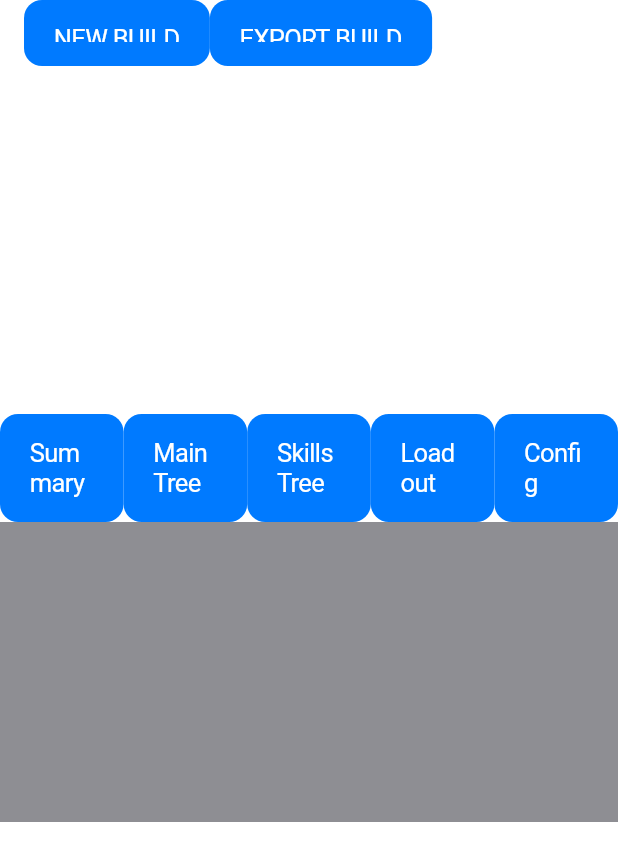
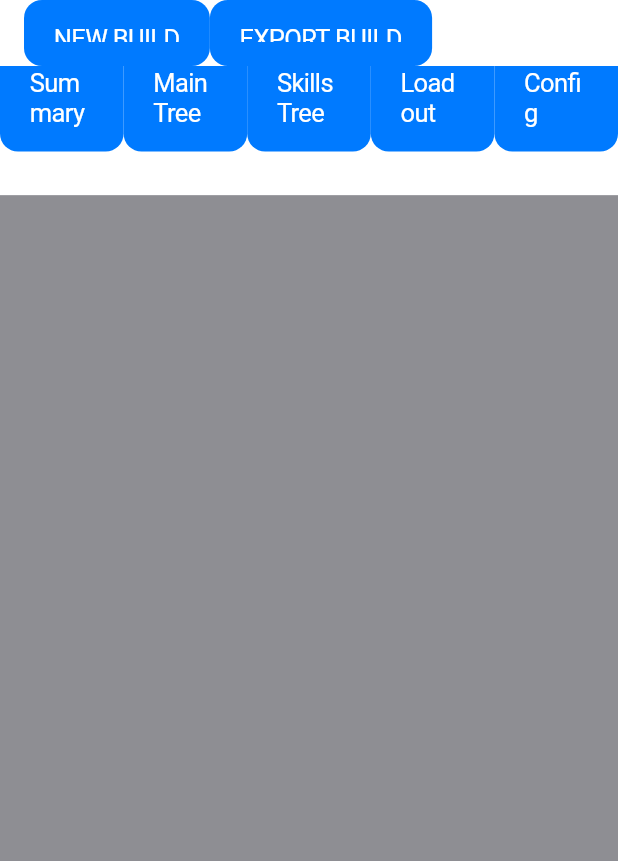
Before and after one commit to Fly-Style/LET, a Flutter app: the screen it shows after launch, on a phone screen of 412 x 824 dp. Shown: the top 861 px of the screen. Run offline on Flutter 3.47's test engine with Material 3 defaults, Android fonts, the phone set to English and light mode, and no system bars.

Commit message:
BuildPage layout improvements

```diff
--- a/lib/ui/BuildPage.dart
+++ b/lib/ui/BuildPage.dart
@@ -1,4 +1,5 @@
 import 'package:flutter/cupertino.dart';
+import 'package:flutter/material.dart';
 
 class BuildPage extends StatefulWidget {
   const BuildPage({super.key});
@@ -10,72 +11,88 @@ class BuildPage extends StatefulWidget {
 class BuildPageState extends State<BuildPage> {
   @override
   Widget build(BuildContext context) {
-    return Column(mainAxisAlignment: MainAxisAlignment.end, children: [
-      Row(
-        mainAxisAlignment: MainAxisAlignment.spaceEvenly,
-        crossAxisAlignment: CrossAxisAlignment.end,
+    return Expanded(
+        child: Column(
       children: [
+        Expanded(
+            flex: 3,
+            child:
+            Row(children: [
               Expanded(
                   flex: 1,
                   child: CupertinoButton.filled(
+                    minSize: 64,
                     onPressed: () {
                       // Handle button press
                     },
                     child: const Text(
                       'Summary',
-                  textDirection: TextDirection.ltr, // Set text direction to LTR
+                      textDirection:
+                          TextDirection.ltr, // Set text direction to LTR
                     ),
                   )),
               Expanded(
                   flex: 1,
                   child: CupertinoButton.filled(
+                    minSize: 64,
                     onPressed: () {
                       // Handle button press
                     },
                     child: const Text(
                       'Main Tree',
-                  textDirection: TextDirection.ltr, // Set text direction to LTR
+                      textDirection:
+                          TextDirection.ltr, // Set text direction to LTR
                     ),
                   )),
               Expanded(
                   flex: 1,
                   child: CupertinoButton.filled(
+                    minSize: 64,
                     onPressed: () {
                       // Handle button press
                     },
                     child: const Text(
                       'Skills Tree',
-                  textDirection: TextDirection.ltr, // Set text direction to LTR
+                      textDirection:
+                          TextDirection.ltr, // Set text direction to LTR
                     ),
                   )),
               Expanded(
                   flex: 1,
                   child: CupertinoButton.filled(
+                    minSize: 64,
                     onPressed: () {
                       // Handle button press
                     },
                     child: const Text(
                       'Loadout',
-                  textDirection: TextDirection.ltr, // Set text direction to LTR
+                      textDirection:
+                          TextDirection.ltr, // Set text direction to LTR
                     ),
                   )),
               Expanded(
                 flex: 1,
                 child: CupertinoButton.filled(
+                  minSize: 64,
                   onPressed: () {
                     // Handle button press
                   },
                   child: const Text(
                     'Config',
-                textDirection: TextDirection.ltr, // Set text direction to LTR
+                    textDirection:
+                        TextDirection.ltr, // Set text direction to LTR
                   ),
                 ),
               ),
+            ]),),
+        Expanded(
+            flex: 16,
+            child: ConstrainedBox(
+                constraints: const BoxConstraints(minHeight: 1000),
+                child: Container(color: CupertinoColors.systemGrey)
+            )
+        )
       ],
-      ),
-      ConstrainedBox(
-          constraints: const BoxConstraints(minHeight: 200),
-          child: Container(color: CupertinoColors.systemGrey))
-    ]);
+    ));
   }
 }
--- a/lib/ui/ImportBuildPage.dart
+++ b/lib/ui/ImportBuildPage.dart
@@ -16,7 +16,6 @@ class ImportBuildPageState extends State<ImportBuildPage> {
           placeholder: 'Import Build',
           textDirection: TextDirection.ltr, // Set text direction to LTR
         ),
-        const SizedBox(height: 16),
         CupertinoButton.filled(
           onPressed: () {
             // Handle button press
--- a/lib/ui/MainPage.dart
+++ b/lib/ui/MainPage.dart
@@ -41,7 +41,7 @@ class _MyWidgetState extends State<MainPage> {
         ),
       ),
       child: Column(
-        mainAxisAlignment: MainAxisAlignment.center,
+        mainAxisAlignment: MainAxisAlignment.spaceAround,
         children: [
           if (_defaultView) const ImportBuildPage() else const BuildPage()
         ],
```
Lines whose indentation alone changed are shown as unchanged.
